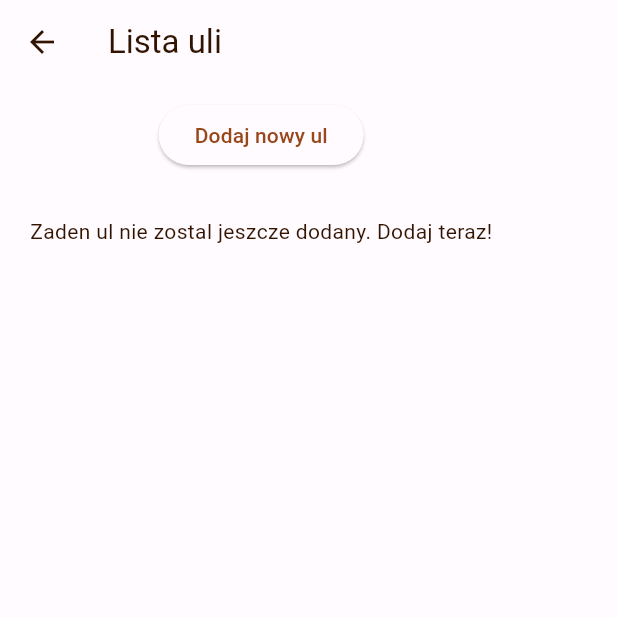
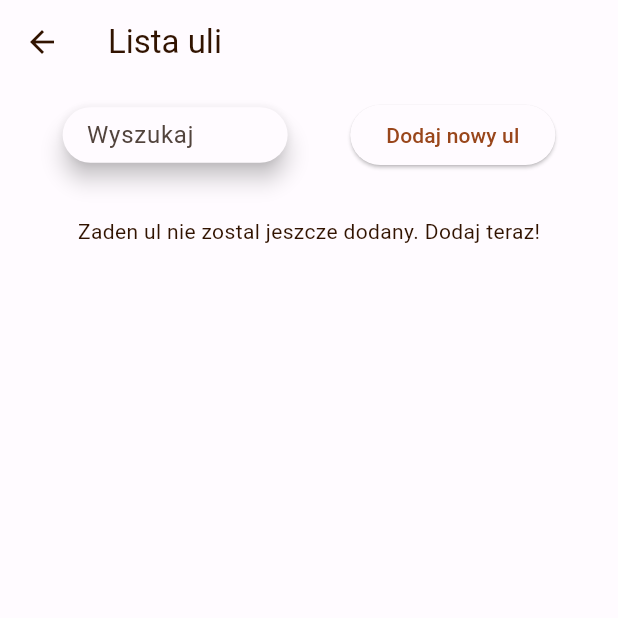
Before and after one commit to agata-miko/ule, a Flutter app: the screen it shows after launch, after a tap on "Login", on a phone screen of 412 x 824 dp, the top half of it. Run offline on Flutter 3.47's test engine with Material 3 defaults, Android fonts, the phone set to English and light mode, and no system bars; our stand-ins replace flutter_riverpod, image_picker, sqflite; accounts and stored records are empty.

Commit message:
Hive and ChecklistResponses improved, dbhelper added

```diff
--- a/lib/models/hive.dart
+++ b/lib/models/hive.dart
@@ -12,5 +12,21 @@ class Hive {
   File? photo;
   String? notes;
 
-  Hive ({this.photo, required this.hiveName, this.notes}) : hiveId = generateUniqueId();
+  Hive ({this.photo, required this.hiveName, this.notes, String? hiveId}) : hiveId = generateUniqueId();
+
+  Map<String, dynamic> toJson() {
+    return {
+      'hiveId': hiveId,
+      'hiveName': hiveName,
+      'photoPath': photo?.path,
+      'notes': notes,
+    };
+  }
+    factory Hive.fromJson(Map<String, dynamic> json) => Hive(
+        hiveId: json['hiveId'],
+        hiveName: json['hiveName'],
+        photo: json['photoPath'] != null ? File(json['photoPath']) : null,
+        notes: json['notes'],
+    );
+
 }
--- a/lib/screens/hives_list_screen.dart
+++ b/lib/screens/hives_list_screen.dart
@@ -20,6 +20,8 @@ class HivesListScreen extends ConsumerWidget {
         child: Column(
           children: <Widget>[
             const SizedBox(height: 10),
+            Row(mainAxisAlignment: MainAxisAlignment.spaceEvenly,
+              children: [const SizedBox(width: 150, height: 37,child: SearchBar(hintText: 'Wyszukaj'),),
                 ElevatedButton(
                   onPressed: () {
                     Navigator.of(context).push(
@@ -29,6 +31,8 @@ class HivesListScreen extends ConsumerWidget {
                     );
                   },
                   child: const Text('Dodaj nowy ul'),
+                ),
+              ],
             ),
             const SizedBox(
               height: 10,
--- a/lib/widgets/image_input.dart
+++ b/lib/widgets/image_input.dart
@@ -37,7 +37,7 @@ class _ImageInputState extends ConsumerState<ImageInput> {
   Widget build(BuildContext context) {
     Widget content = TextButton.icon(
       icon: const Icon(Icons.camera),
-      label: const Text('Take picture'),
+      label: const Text('Zrób zdjęcie'),
       onPressed: _takePicture,
     );
 
--- a/pubspec.yaml
+++ b/pubspec.yaml
@@ -40,6 +40,8 @@ dependencies:
   flutter_riverpod: ^2.4.9
   image_picker: ^1.0.5
   uuid: ^4.2.2
+  sqflite: ^2.3.0
+  path: ^1.8.3
 
 dev_dependencies:
   flutter_test:
```
Also changed, not shown: lib/models/checklist_responses.dart (+18 -1 lines), lib/services/database_helper.dart (added, +34 -0 lines), lib/todo.dart (+5 -3 lines), lib/widgets/hives_list.dart (+19 -6 lines), pubspec.lock, 1 other file. Lines whose indentation alone changed are shown as unchanged.
